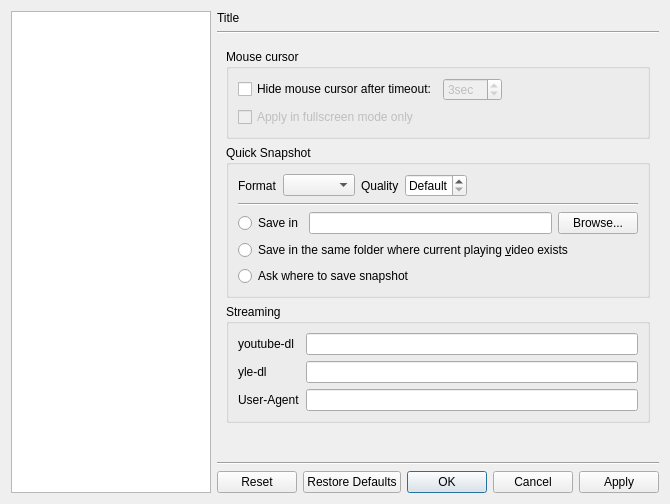
Before: the Qt Designer form src/bomi/ui/prefdialog.ui in bylee20/bomi, drawn with Qt 5.
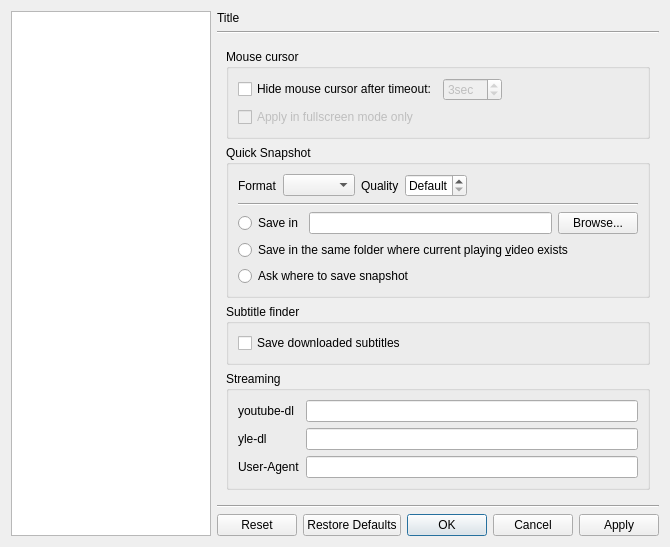
After: the same form once the commit is applied. The open tabs and pages were chosen to show the change. Icons and pictures are not drawn. Custom widgets are drawn as their Qt base class.

Commit message: SubtitleFinder: Add option whether to save subtitle

Patch:
```diff
--- a/src/bomi/ui/prefdialog.ui
+++ b/src/bomi/ui/prefdialog.ui
@@ -316,6 +316,22 @@
            </layout>
           </widget>
          </item>
+         <item>
+          <widget class="QGroupBox" name="subtitle_finder">
+           <property name="title">
+            <string>Subtitle finder</string>
+           </property>
+           <layout class="QVBoxLayout" name="verticalLayout_42">
+             <item>
+              <widget class="QCheckBox" name="save_downloaded_subtitles">
+               <property name="text">
+                <string>Save downloaded subtitles</string>
+               </property>
+              </widget>
+             </item>
+           </layout>
+          </widget>
+         </item>
          <item>
           <widget class="QGroupBox" name="groupBox_34">
            <property name="title">
```
The commit also changes 4 other files.
